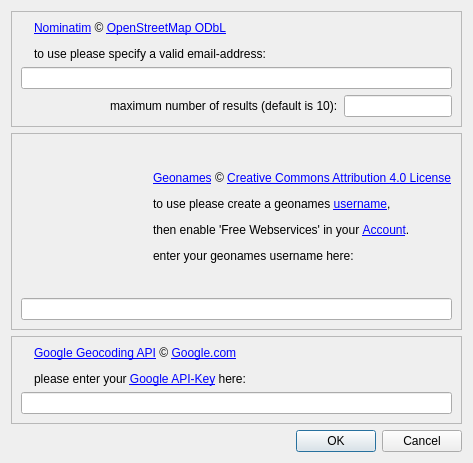
Above: src/qmapshack/gis/search/IGeoSearchConfigDialog.ui from Maproom/qmapshack before the change. Below: the same form after it.
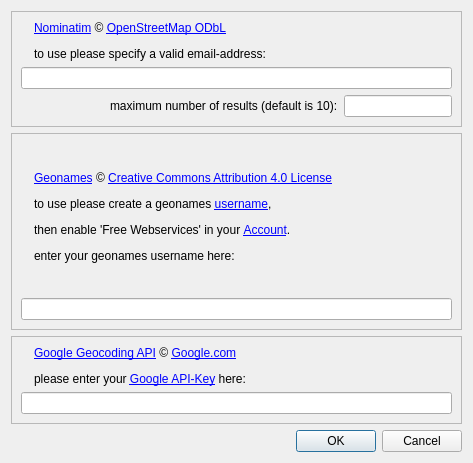
That is the form after the change. Icons and pictures are not drawn.

```diff
--- a/src/qmapshack/gis/search/IGeoSearchConfigDialog.ui
+++ b/src/qmapshack/gis/search/IGeoSearchConfigDialog.ui
@@ -40,6 +40,12 @@
         </item>
         <item>
          <widget class="QLabel" name="labelNominatimEmail">
+          <property name="sizePolicy">
+           <sizepolicy hsizetype="MinimumExpanding" vsizetype="Preferred">
+            <horstretch>0</horstretch>
+            <verstretch>0</verstretch>
+           </sizepolicy>
+          </property>
           <property name="text">
            <string>&lt;p&gt;&lt;a href=&quot;https://nominatim.openstreetmap.org/&quot; target=&quot;_blank&quot;&gt;Nominatim&lt;/a&gt; © &lt;a href=&quot;https://openstreetmap.org/copyright&quot; target=&quot;_blank&quot;&gt;OpenStreetMap ODbL&lt;/a&gt;&lt;/p&gt;&lt;p&gt;to use please specify a valid email-address:&lt;/p&gt;
 </string>
@@ -117,7 +123,7 @@
           <item>
            <widget class="QLabel" name="labelGeonamesIcon">
             <property name="sizePolicy">
-             <sizepolicy hsizetype="Minimum" vsizetype="Minimum">
+             <sizepolicy hsizetype="Maximum" vsizetype="Minimum">
               <horstretch>0</horstretch>
               <verstretch>0</verstretch>
              </sizepolicy>
@@ -137,8 +143,8 @@
             </property>
             <property name="sizeHint" stdset="0">
              <size>
-              <width>20</width>
-              <height>40</height>
+              <width>0</width>
+              <height>0</height>
              </size>
             </property>
            </spacer>
@@ -147,6 +153,12 @@
         </item>
         <item>
          <widget class="QLabel" name="labelGeonamesLogin">
+          <property name="sizePolicy">
+           <sizepolicy hsizetype="MinimumExpanding" vsizetype="Preferred">
+            <horstretch>0</horstretch>
+            <verstretch>0</verstretch>
+           </sizepolicy>
+          </property>
           <property name="text">
            <string>&lt;p&gt;&lt;a href=&quot;http://www.geonames.org/&quot; target=&quot;_blank&quot;&gt;Geonames&lt;/a&gt; © &lt;a href=&quot;http://creativecommons.org/licenses/by/4.0/&quot; target=&quot;_blank&quot;&gt;Creative Commons Attribution 4.0 License&lt;/a&gt;&lt;/p&gt;&lt;p&gt;to use please create a geonames &lt;a href=&quot;http://www.geonames.org/login&quot; target=&quot;_blank&quot;&gt;username&lt;/a&gt;,&lt;/p&gt;&lt;p&gt;then enable 'Free Webservices' in your &lt;a href=&quot;http://www.geonames.org/manageaccount&quot; target=&quot;_blank&quot;&gt;Account&lt;/a&gt;.&lt;/p&gt;&lt;p&gt;enter your geonames username here:&lt;/p&gt;
 </string>
@@ -197,6 +209,12 @@
         </item>
         <item>
          <widget class="QLabel" name="labelGoogleKey">
+          <property name="sizePolicy">
+           <sizepolicy hsizetype="MinimumExpanding" vsizetype="Preferred">
+            <horstretch>0</horstretch>
+            <verstretch>0</verstretch>
+           </sizepolicy>
+          </property>
           <property name="text">
            <string>&lt;p&gt;&lt;a href=&quot;https://developers.google.com/maps/documentation/geocoding/start&quot; target=&quot;_blank&quot;&gt;Google Geocoding API&lt;/a&gt; © &lt;a href=&quot;https://developers.google.com/terms&quot; target=&quot;_blank&quot;&gt;Google.com&lt;/a&gt;&lt;/p&gt;&lt;p&gt;please enter your &lt;a href=&quot;https://developers.google.com/maps/documentation/geocoding/get-api-key&quot; target=&quot;_blank&quot;&gt;Google API-Key&lt;/a&gt; here:&lt;/p&gt;
 </string>
```
Left out of the diff: 26 changed lines with no effect on the pictures.
